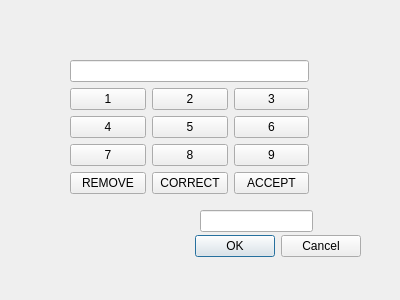
Qt form PinCodeDLL/logindialog.ui (banksimul2022/group9) before a commit.
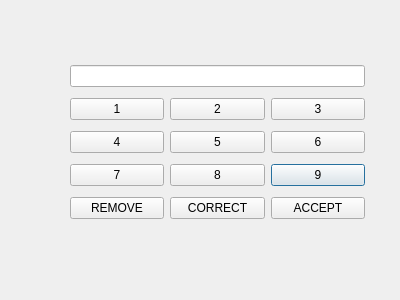
The same form after that commit.

Commit message: Uusin DLL

Diff of the .ui file:
```diff
--- a/PinCodeDLL/logindialog.ui
+++ b/PinCodeDLL/logindialog.ui
@@ -13,39 +13,13 @@
   <property name="windowTitle">
    <string>Dialog</string>
   </property>
-  <widget class="QDialogButtonBox" name="buttonBox">
-   <property name="geometry">
-    <rect>
-     <x>20</x>
-     <y>230</y>
-     <width>341</width>
-     <height>32</height>
-    </rect>
-   </property>
-   <property name="orientation">
-    <enum>Qt::Horizontal</enum>
-   </property>
-   <property name="standardButtons">
-    <set>QDialogButtonBox::Cancel|QDialogButtonBox::Ok</set>
-   </property>
-  </widget>
-  <widget class="QLineEdit" name="lineEdit">
-   <property name="geometry">
-    <rect>
-     <x>200</x>
-     <y>210</y>
-     <width>113</width>
-     <height>22</height>
-    </rect>
-   </property>
-  </widget>
   <widget class="QWidget" name="gridLayoutWidget">
    <property name="geometry">
     <rect>
      <x>70</x>
      <y>60</y>
-     <width>239</width>
-     <height>138</height>
+     <width>295</width>
+     <height>164</height>
     </rect>
    </property>
    <layout class="QGridLayout" name="gridLayout">
```
Left out of the diff: 35 changed lines with no effect on the pictures. The commit also changes 2 other files.
